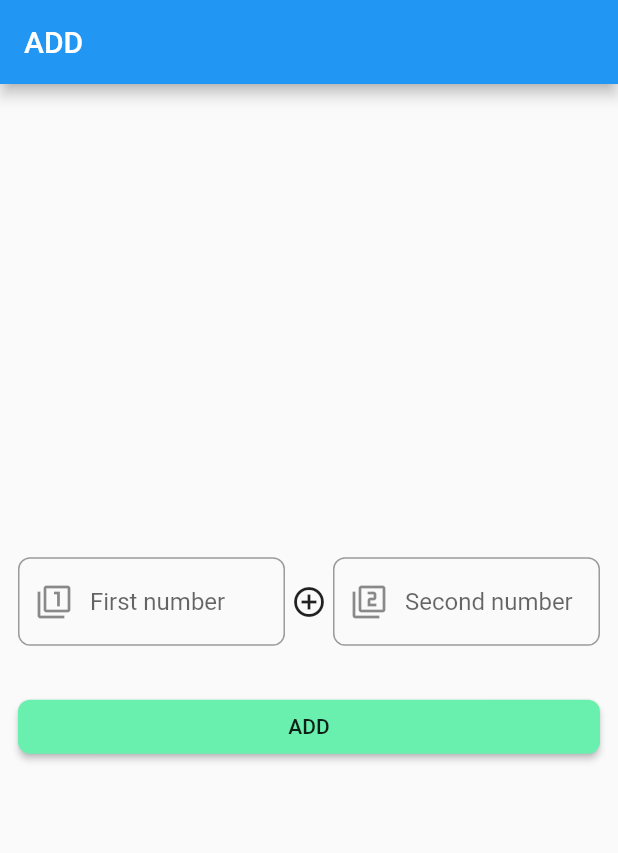
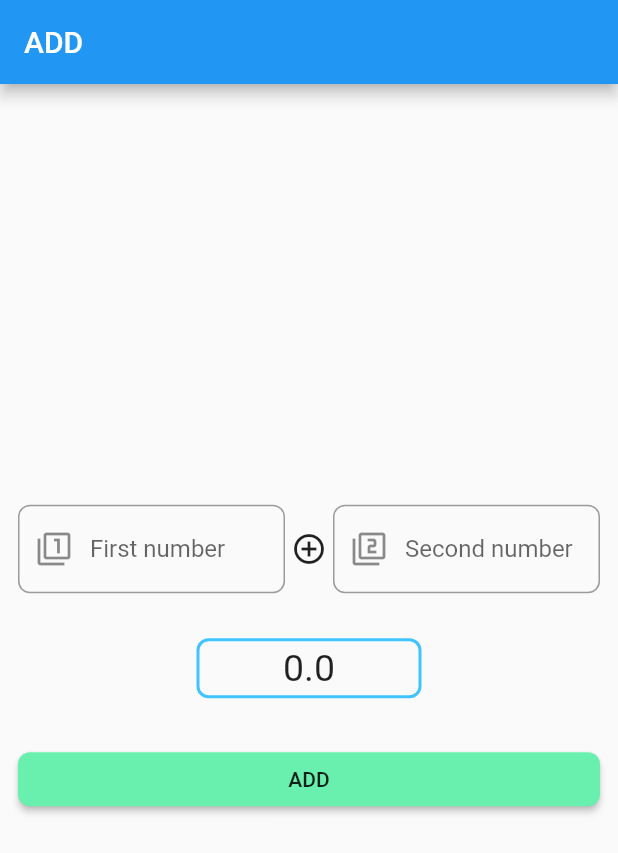
Before and after one commit to JossinAntony/Flutter-Multipages-Arithmetic-Operations, a Flutter app: the screen it shows after launch, after a tap on "ADD", on a phone screen of 412 x 824 dp. Shown: the top 853 px of the screen. Run offline on Flutter 3.47's test engine with Material 2 defaults, Android fonts, the phone set to English and light mode, and no system bars.

Commit message:
add.dart- SUm displayed in textbox.

```diff
--- a/lib/pages/add.dart
+++ b/lib/pages/add.dart
@@ -3,10 +3,24 @@
 import 'package:flutter/material.dart';
 import 'package:flutter/services.dart';
 
-class Add extends StatelessWidget {
+class Add extends StatefulWidget {
+
+  @override
+  _AddState createState() => _AddState();
+}
+
+class _AddState extends State<Add> {
 
   TextEditingController num1Cntrlr = TextEditingController();
   TextEditingController num2Cntrlr = TextEditingController();
+
+  double sum = 0;
+
+  _sum(double number_1, double number_2){
+    setState(() {
+      this.sum = (number_1 + number_2);
+    });
+  }
 
   @override
   Widget build(BuildContext context) {
@@ -70,8 +84,31 @@ class Add extends StatelessWidget {
 
               SizedBox(height: 30.0),
 
+              SizedBox(
+                width: 150,
+                height: 40,
+                child: DecoratedBox(
+                  decoration: BoxDecoration(
+                    border: Border.all(
+                      color: Colors.lightBlueAccent,
+                      width: 2,
+                      style: BorderStyle.solid,
+                    ),
+                    borderRadius: BorderRadius.circular(8)
+                  ),
+                  child: Center(
+                    child: Text(sum.toString(), style: TextStyle(
+                      fontSize: 25,
+                    )),
+                  ),
+                ),
+              ),
+
+              SizedBox(height: 30.0),
+
               RaisedButton(
                 onPressed: (){
+                  _sum(double.parse(num1Cntrlr.text), double.parse(num2Cntrlr.text));
                   print(double.parse(num1Cntrlr.text) + double.parse(num2Cntrlr.text));
                 },
                 color: Colors.greenAccent,
```
